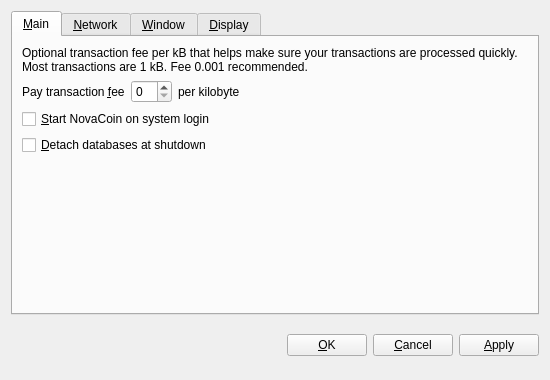
Above: src/qt/forms/optionsdialog.ui from jvcrypto/fatcoin before the change. Below: the same form after it.
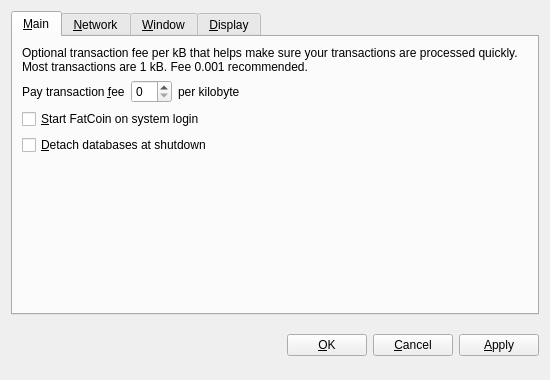
That is the form after the change. The open tabs and pages were chosen to show the change. Custom widgets are drawn as their Qt base class.

```diff
--- a/src/qt/forms/optionsdialog.ui
+++ b/src/qt/forms/optionsdialog.ui
@@ -86,7 +86,7 @@
           <string>Automatically start NovaCoin after logging in to the system.</string>
          </property>
          <property name="text">
-          <string>&amp;Start NovaCoin on system login</string>
+          <string>&amp;Start FatCoin on system login</string>
          </property>
         </widget>
        </item>
```
Left out of the diff: 10 changed lines with no effect on the pictures.
